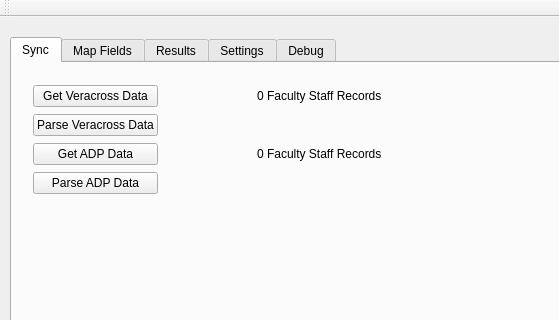
Old version of the form QT/ADP/mainwindow.ui in the repository beckf/vc-adp-sync; both pictures show x 0 to 559 and y 0 to 320 of the 772 by 555 pixel window.
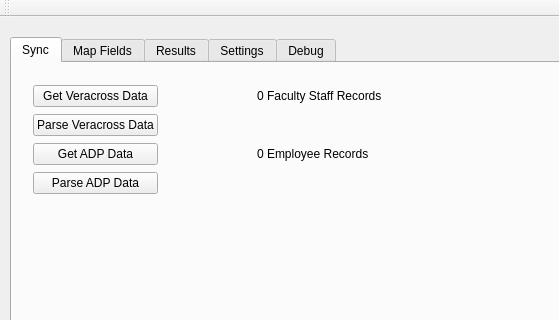
New version of the form.

```diff
--- a/QT/ADP/mainwindow.ui
+++ b/QT/ADP/mainwindow.ui
@@ -105,7 +105,7 @@
        <item row="2" column="2">
         <widget class="QLabel" name="adpRecordCount">
          <property name="text">
-          <string>0 Faculty Staff Records</string>
+          <string>0 Employee Records</string>
          </property>
         </widget>
        </item>
```
